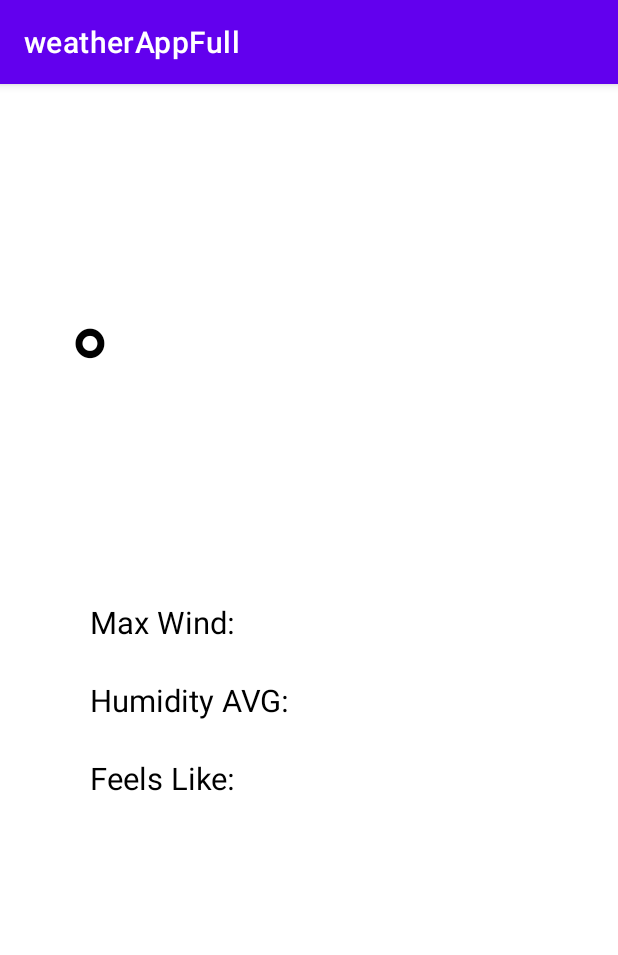
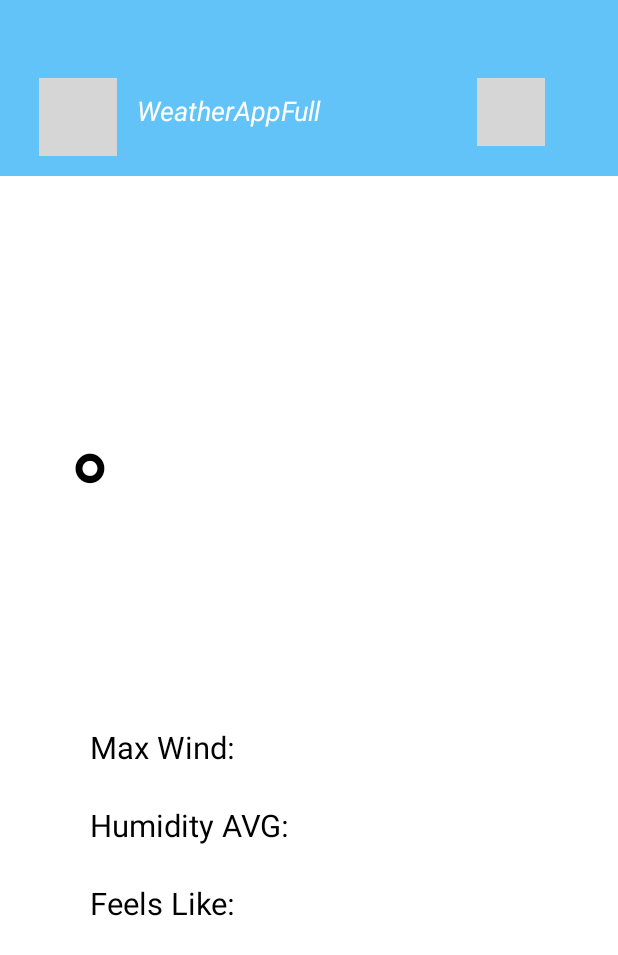
Before and after one commit to Phn21/weatherApp, an Android app: the itemClicked screen opened directly, with no data from a screen before it, on a phone screen of 412 x 824 dp. Shown: the top 955 px of the screen. Run offline under Robolectric (Android 15) with nearby library versions, the phone set to English and light mode, and no system bars; our stand-ins replace Picasso, sdp/ssp sizes; pictures from the network do not load; 4 statements that could not run were skipped; grey boxes are pictures that could not be loaded.

Commit message:
Add Share Function. With full screen App

```diff
--- a/app/src/main/AndroidManifest.xml
+++ b/app/src/main/AndroidManifest.xml
@@ -11,9 +11,9 @@
         android:allowBackup="true"
         android:dataExtractionRules="@xml/data_extraction_rules"
         android:fullBackupContent="@xml/backup_rules"
-        android:icon="@mipmap/ic_launcher"
+        android:icon="@drawable/ic_sun"
         android:label="@string/app_name"
-        android:roundIcon="@mipmap/ic_launcher_round"
+        android:roundIcon="@drawable/ic_sun"
         android:supportsRtl="true"
         android:theme="@style/Theme.WeatherAppFull"
         android:usesCleartextTraffic="true"
--- a/app/src/main/java/com/example/weatherappfull/MainActivity.java
+++ b/app/src/main/java/com/example/weatherappfull/MainActivity.java
@@ -24,6 +24,7 @@ import android.net.NetworkInfo;
 import android.os.Bundle;
 import android.os.Looper;
 import android.util.Log;
+import android.view.WindowManager;
 import android.widget.ImageView;
 import android.widget.TextView;
 import android.widget.Toast;
@@ -69,7 +70,9 @@ public class MainActivity extends AppCompatActivity {
     protected void onCreate(Bundle savedInstanceState) {
         super.onCreate(savedInstanceState);
         setContentView(R.layout.activity_main);
-        SwipeRefreshLayout swipeRefreshLayout;;
+        SwipeRefreshLayout swipeRefreshLayout;
+        getWindow().setFlags(WindowManager.LayoutParams.FLAG_LAYOUT_NO_LIMITS, WindowManager.LayoutParams.FLAG_LAYOUT_NO_LIMITS);
+        Objects.requireNonNull(getSupportActionBar()).hide();
 
         currentDateTV = findViewById(R.id.currentDateTV);
         currentTemperatureTV = findViewById(R.id.currentTemperatureTV);
--- a/app/src/main/java/com/example/weatherappfull/itemClicked.java
+++ b/app/src/main/java/com/example/weatherappfull/itemClicked.java
@@ -2,21 +2,29 @@ package com.example.weatherappfull;
 
 import androidx.appcompat.app.AppCompatActivity;
 
+import android.content.Intent;
 import android.os.Bundle;
+import android.view.View;
+import android.view.WindowManager;
 import android.widget.ImageView;
 import android.widget.TextView;
+import android.widget.Toast;
 
 import com.squareup.picasso.Picasso;
 
-public class itemClicked extends AppCompatActivity {
+import java.util.Objects;
+
+public class itemClicked extends AppCompatActivity implements View.OnClickListener {
 
     private TextView currentDateTV, currentTemperatureTV, feelsLikeTV, weatherTextTV, maxwind_kphTV, avghumidity;
-    private ImageView iconWeather;
+    private ImageView iconWeather, shareBT;
 
     @Override
     protected void onCreate(Bundle savedInstanceState) {
         super.onCreate(savedInstanceState);
         setContentView(R.layout.activity_item_clicked);
+        getWindow().setFlags(WindowManager.LayoutParams.FLAG_LAYOUT_NO_LIMITS, WindowManager.LayoutParams.FLAG_LAYOUT_NO_LIMITS);
+        Objects.requireNonNull(getSupportActionBar()).hide();
 
         iconWeather = findViewById(R.id.iconWeatherItem);
         currentDateTV = findViewById(R.id.currentDateTVItem);
@@ -25,6 +33,7 @@ public class itemClicked extends AppCompatActivity {
         weatherTextTV = findViewById(R.id.weatherTextTVItem);
         maxwind_kphTV = findViewById(R.id.maxwind_kphTVItem);
         avghumidity = findViewById(R.id.avghumidityItem);
+        shareBT = findViewById(R.id.shareIC);
 
 
         currentTemperatureTV.setText(getIntent().getStringExtra("temperature"));
@@ -36,5 +45,24 @@ public class itemClicked extends AppCompatActivity {
         avghumidity.append(getIntent().getStringExtra("humidity"));
         Picasso.get().load("http:".concat(getIntent().getStringExtra("icon"))).into(iconWeather);
 
+        shareBT.setOnClickListener(this);
+
+
+
+    }
+
+    @Override
+    public void onClick(View v) {
+        if (v.getId()==R.id.shareIC){
+            Toast.makeText(this, "SMS Sent", Toast.LENGTH_SHORT).show();
+
+            Intent email = new Intent(Intent.ACTION_SEND);
+//            email.putExtra(Intent.EXTRA_EMAIL, new String[]{"soselia.aleksandre@gmail.com"});
+            email.putExtra(Intent.EXTRA_SUBJECT, "The temperature of " + currentDateTV.getText());
+            email.putExtra(Intent.EXTRA_TEXT, "Temp: " + currentTemperatureTV.getText() + "\n " + feelsLikeTV.getText() + "\n" + maxwind_kphTV.getText() + "\n" + avghumidity.getText());
+            email.setType("message/rfc822");
+
+            startActivity(Intent.createChooser(email, "Choose an Email client :"));
+        }
     }
 }
--- a/app/src/main/res/layout/activity_item_clicked.xml
+++ b/app/src/main/res/layout/activity_item_clicked.xml
@@ -4,104 +4,152 @@
     xmlns:tools="http://schemas.android.com/tools"
     android:layout_width="match_parent"
     android:layout_height="match_parent"
+    android:background="@color/white"
     tools:context=".itemClicked">
+
+    <RelativeLayout
+        android:id="@+id/relativeTop"
+        android:layout_width="match_parent"
+        android:layout_height="@dimen/_90sdp"
+        android:background="#61C3F8"
+        app:layout_constraintEnd_toEndOf="parent"
+        app:layout_constraintStart_toStartOf="parent"
+        app:layout_constraintTop_toTopOf="parent">
+
+        <ImageView
+            android:id="@+id/sunIC"
+            android:layout_width="@dimen/_40sdp"
+            android:layout_height="@dimen/_40sdp"
+            android:layout_marginLeft="@dimen/_20sdp"
+            android:layout_marginTop="@dimen/_40sdp"
+            android:src="@drawable/ic_sun" />
+
+        <TextView
+            android:id="@+id/textTitle"
+            android:layout_width="wrap_content"
+            android:layout_height="wrap_content"
+            android:layout_marginLeft="@dimen/_10sdp"
+            android:layout_marginTop="@dimen/_47sdp"
+            android:layout_toEndOf="@+id/sunIC"
+            android:text="WeatherAppFull"
+            android:textColor="@color/white"
+            android:textSize="@dimen/_14sdp"
+            android:textStyle="italic" />
+
+        <ImageView
+            android:id="@+id/shareIC"
+            android:layout_width="@dimen/_35sdp"
+            android:layout_height="@dimen/_35sdp"
+            android:layout_marginLeft="@dimen/_80sdp"
+            android:layout_marginTop="@dimen/_40sdp"
+            android:layout_toEndOf="@+id/textTitle"
+            android:src="@drawable/ic_baseline_share_24" />
+
+
+    </RelativeLayout>
+
+
     <RelativeLayout
         android:id="@+id/relativeLItem"
         android:layout_width="match_parent"
+        android:layout_height="wrap_content"
+        android:layout_marginBottom="136dp"
         android:background="@color/white"
         android:padding="@dimen/_20sdp"
-        android:layout_height="match_parent">
+        app:layout_constraintBottom_toBottomOf="parent"
+        app:layout_constraintEnd_toEndOf="parent"
+        app:layout_constraintStart_toStartOf="parent"
+        app:layout_constraintTop_toBottomOf="@+id/relativeTop">
 
         <TextView
             android:id="@+id/todayItem"
+            android:layout_width="wrap_content"
+            android:layout_height="wrap_content"
             android:layout_marginLeft="@dimen/_25sdp"
-            android:layout_marginTop="@dimen/_20sdp"
-            android:textSize="@dimen/_19ssp"
+            android:layout_marginTop="@dimen/_1sdp"
             android:textColor="@color/white"
-            android:layout_width="wrap_content"
-            android:layout_height="wrap_content"/>
+            android:textSize="@dimen/_19ssp" />
 
         <TextView
             android:id="@+id/currentDateTVItem"
+            android:layout_width="wrap_content"
+            android:layout_height="wrap_content"
+            android:layout_marginLeft="@dimen/_5sdp"
+            android:layout_marginTop="@dimen/_1sdp"
+            android:layout_toRightOf="@+id/todayItem"
             android:text="Current Date"
             android:textColor="@color/black"
-            android:layout_marginLeft="@dimen/_5sdp"
-            android:layout_marginTop="@dimen/_20sdp"
-            android:layout_toRightOf="@+id/todayItem"
-            android:textSize="@dimen/_19ssp"
-            android:layout_width="wrap_content"
-            android:layout_height="wrap_content"/>
+            android:textSize="@dimen/_19ssp" />
 
         <TextView
             android:id="@+id/currentTemperatureTVItem"
             android:layout_width="wrap_content"
             android:layout_height="wrap_content"
             android:layout_alignTop="@+id/todayItem"
+            android:layout_marginLeft="@dimen/_15sdp"
+            android:layout_marginTop="@dimen/_65sdp"
+            android:text="21"
             android:textColor="@color/black"
-            android:layout_marginTop="@dimen/_65sdp"
-            android:layout_marginLeft="@dimen/_15sdp"
-            android:text="21"
-            android:textSize="@dimen/_60ssp"/>
+            android:textSize="@dimen/_60ssp" />
 
 
         <ImageView
             android:id="@+id/iconWeatherItem"
             android:layout_width="@dimen/_80sdp"
             android:layout_height="@dimen/_80sdp"
-            android:src="@drawable/ic_cloud"
+            android:layout_alignTop="@id/todayItem"
             android:layout_marginLeft="@dimen/_130sdp"
             android:layout_marginTop="@dimen/_73sdp"
-            android:layout_alignTop="@id/todayItem"
             android:layout_toEndOf="@id/todayItem"
-            />
+            android:src="@drawable/ic_cloud" />
 
         <TextView
             android:id="@+id/weatherTextTVItem"
             android:layout_width="wrap_content"
+            android:layout_height="wrap_content"
+            android:layout_alignTop="@+id/todayItem"
+            android:layout_marginLeft="@dimen/_130sdp"
+            android:layout_marginTop="@dimen/_165sdp"
+            android:layout_toEndOf="@+id/todayItem"
             android:text="Weather"
             android:textColor="@color/black"
-            android:textSize="@dimen/_16ssp"
-            android:layout_toEndOf="@+id/todayItem"
-            android:layout_marginTop="@dimen/_165sdp"
-            android:layout_alignTop="@+id/todayItem"
-            android:layout_marginLeft="@dimen/_130sdp"
-            android:layout_height="wrap_content"/>
+            android:textSize="@dimen/_16ssp" />
 
         <TextView
             android:id="@+id/maxwind_kphTVItem"
             android:layout_width="wrap_content"
+            android:layout_height="wrap_content"
+            android:layout_alignTop="@+id/todayItem"
+            android:layout_marginLeft="@dimen/_1sdp"
+            android:layout_marginTop="@dimen/_225sdp"
+            android:layout_toEndOf="@+id/todayItem"
             android:text="Max Wind: "
             android:textColor="@color/black"
-            android:textSize="@dimen/_16ssp"
-            android:layout_toEndOf="@+id/todayItem"
-            android:layout_marginTop="@dimen/_225sdp"
-            android:layout_alignTop="@+id/todayItem"
-            android:layout_marginLeft="@dimen/_1sdp"
-            android:layout_height="wrap_content"/>
+            android:textSize="@dimen/_16ssp" />
 
         <TextView
             android:id="@+id/avghumidityItem"
             android:layout_width="wrap_content"
+            android:layout_height="wrap_content"
+            android:layout_alignTop="@+id/todayItem"
+            android:layout_marginLeft="@dimen/_1sdp"
+            android:layout_marginTop="@dimen/_265sdp"
+            android:layout_toEndOf="@+id/todayItem"
             android:text="Humidity AVG: "
             android:textColor="@color/black"
-            android:textSize="@dimen/_16ssp"
-            android:layout_toEndOf="@+id/todayItem"
-            android:layout_marginTop="@dimen/_265sdp"
-            android:layout_alignTop="@+id/todayItem"
-            android:layout_marginLeft="@dimen/_1sdp"
-            android:layout_height="wrap_content"/>
+            android:textSize="@dimen/_16ssp" />
 
         <TextView
             android:id="@+id/feelsLikeTVItem"
             android:layout_width="wrap_content"
+            android:layout_height="wrap_content"
+            android:layout_alignTop="@+id/todayItem"
+            android:layout_marginLeft="@dimen/_1sdp"
+            android:layout_marginTop="@dimen/_305sdp"
+            android:layout_toEndOf="@+id/todayItem"
             android:text="Feels Like: "
             android:textColor="@color/black"
-            android:textSize="@dimen/_16ssp"
-            android:layout_toEndOf="@+id/todayItem"
-            android:layout_marginTop="@dimen/_305sdp"
-            android:layout_alignTop="@+id/todayItem"
-            android:layout_marginLeft="@dimen/_1sdp"
-            android:layout_height="wrap_content"/>
+            android:textSize="@dimen/_16ssp" />
 
     </RelativeLayout>
 </androidx.constraintlayout.widget.ConstraintLayout>
```
